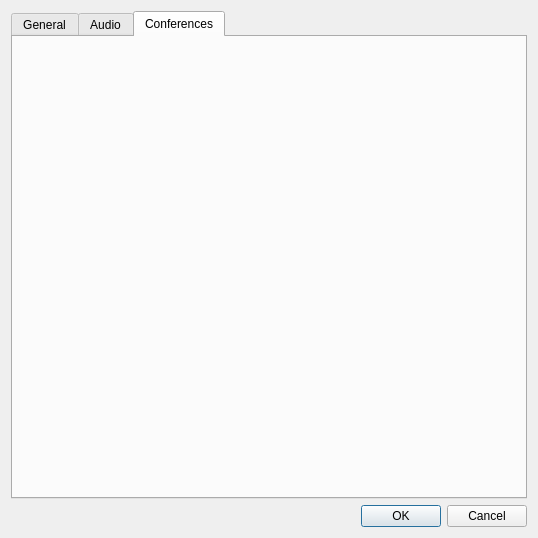
This is src/gui/qt2/aghphonepref.ui in kaspter/aghphone as Qt 5 draws it before an edit. The edited form follows.
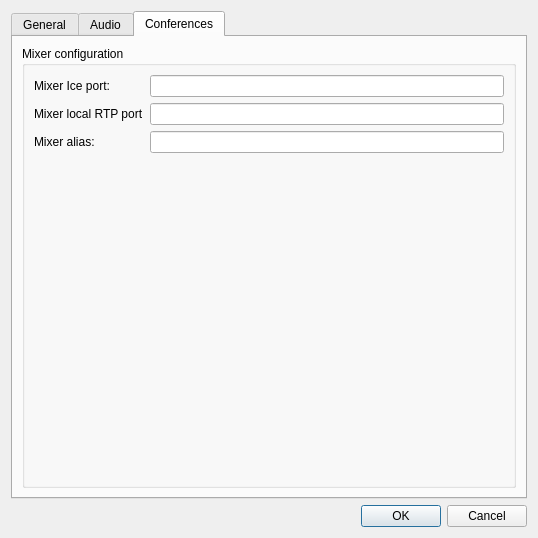
This is the edited form. The open tabs and pages were chosen to show the change.

The edit to the form file:
```diff
--- a/src/gui/qt2/aghphonepref.ui
+++ b/src/gui/qt2/aghphonepref.ui
@@ -281,6 +281,47 @@
       <attribute name="title" >
        <string>Conferences</string>
       </attribute>
+      <layout class="QVBoxLayout" name="verticalLayout_8" >
+       <item>
+        <widget class="QGroupBox" name="groupBox_5" >
+         <property name="title" >
+          <string>Mixer configuration</string>
+         </property>
+         <layout class="QFormLayout" name="formLayout" >
+          <item row="0" column="0" >
+           <widget class="QLabel" name="label_6" >
+            <property name="text" >
+             <string>Mixer Ice port:</string>
+            </property>
+           </widget>
+          </item>
+          <item row="0" column="1" >
+           <widget class="QLineEdit" name="mixerICEPortEdit" />
+          </item>
+          <item row="1" column="0" >
+           <widget class="QLabel" name="label_7" >
+            <property name="text" >
+             <string>Mixer local RTP port</string>
+            </property>
+           </widget>
+          </item>
+          <item row="2" column="0" >
+           <widget class="QLabel" name="label_8" >
+            <property name="text" >
+             <string>Mixer alias:</string>
+            </property>
+           </widget>
+          </item>
+          <item row="1" column="1" >
+           <widget class="QLineEdit" name="mixerRTPPortEdit" />
+          </item>
+          <item row="2" column="1" >
+           <widget class="QLineEdit" name="mixerAliasEdit" />
+          </item>
+         </layout>
+        </widget>
+       </item>
+      </layout>
      </widget>
     </widget>
    </item>
```
Left out of the diff: 2 changed lines with no effect on the pictures.
